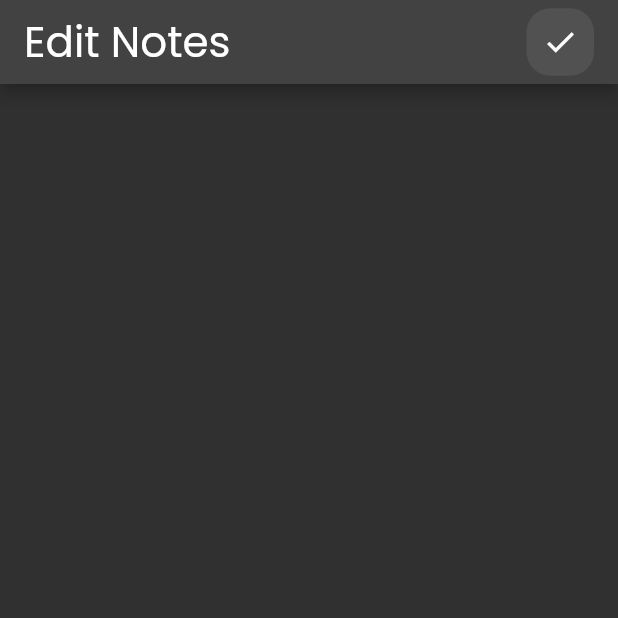
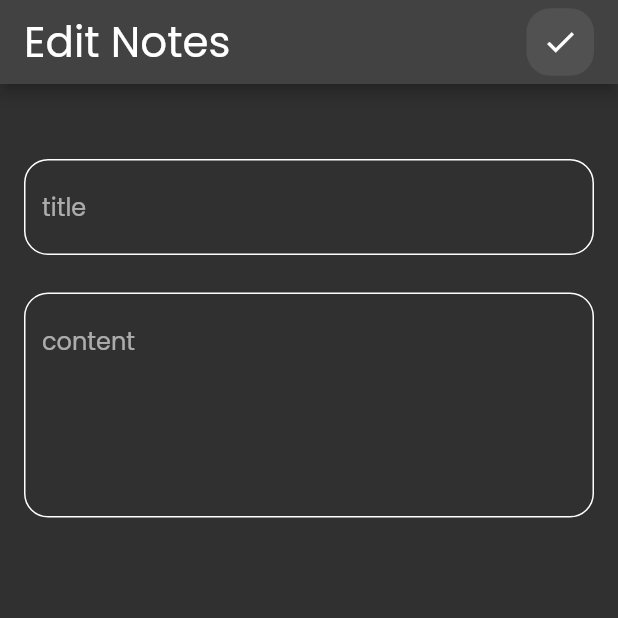
Before and after one commit to HamzaLahmedi/notes_app_flutter, a Flutter app: the EditNoteViewBody screen opened directly, on a phone screen of 412 x 824 dp, the top half of it. Run offline on Flutter 3.47's test engine with Material 2 defaults, Android fonts, the phone set to English and light mode, and no system bars.

Commit message:
note view ui done

```diff
--- a/lib/widgets/edit_note_view_body.dart
+++ b/lib/widgets/edit_note_view_body.dart
@@ -1,5 +1,6 @@
 import 'package:flutter/material.dart';
 import 'package:notes_app/widgets/custom_app_bar.dart';
+import 'package:notes_app/widgets/custom_text_field.dart';
 
 class EditNoteViewBody extends StatelessWidget {
   const EditNoteViewBody({super.key});
@@ -13,6 +14,21 @@ class EditNoteViewBody extends StatelessWidget {
           icon: Icons.check,
         ),
       ),
+      body:const Padding(
+        padding:  EdgeInsets.symmetric(horizontal: 16),
+        child:  Column(
+          children: [
+            SizedBox(
+              height: 50,
+            ),
+            CustomTextField(hint: 'title'),
+            SizedBox(
+              height: 25,
+            ),
+            CustomTextField(hint: 'content',maxLines: 5,)
+          ],
+        ),
+      ) ,
     );
   }
 }
```
